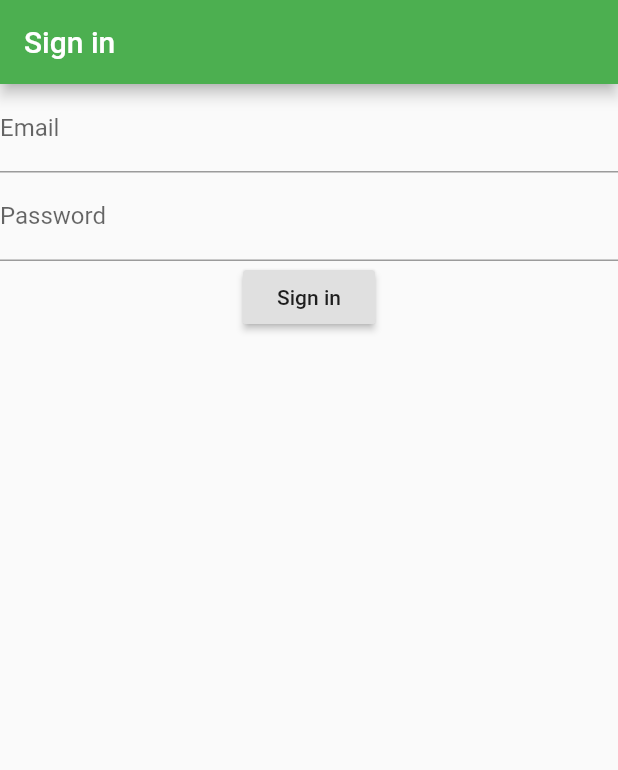
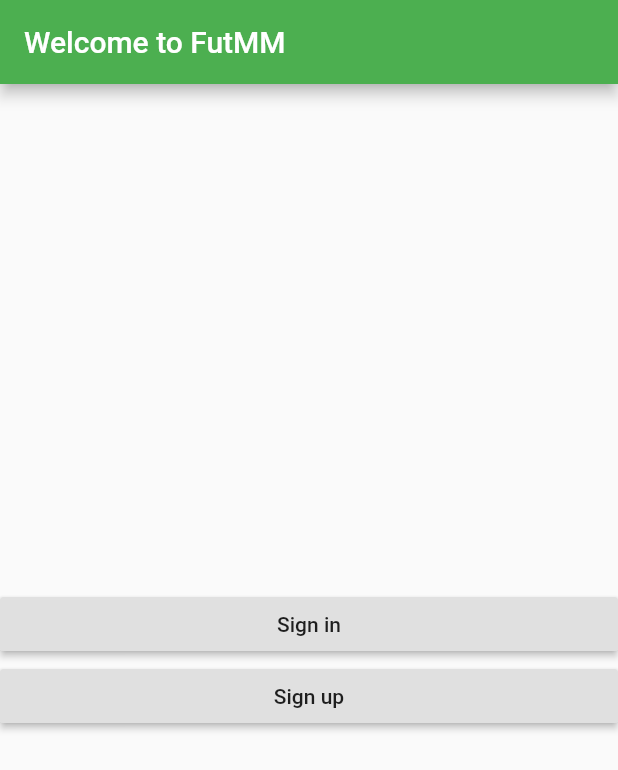
Before and after one commit to Fonseca2570/TEN, a Flutter app: the screen it shows after launch, on a phone screen of 412 x 824 dp. Shown: the top 770 px of the screen. Run offline on Flutter 3.47's test engine with Material 2 defaults, Android fonts, the phone set to English and light mode, and no system bars; our stand-ins replace firebase_auth; accounts and stored records are empty.

Commit message:
alteração 04-11

```diff
--- /dev/null
+++ b/futmm/lib/Pages/Setup/welcome.dart
@@ -0,0 +1,41 @@
+import 'package:flutter/material.dart';
+import 'package:futmm/Pages/Setup/signIn.dart';
+import 'package:futmm/Pages/Setup/sign_up.dart';
+
+class WelcomePage extends StatefulWidget {
+  @override
+  _WelcomePage createState() => _WelcomePage();
+}
+
+class _WelcomePage extends State<WelcomePage> {
+  @override
+  Widget build(BuildContext context) {
+    return Scaffold(
+      appBar: AppBar(
+        title: Text('Welcome to FutMM'),
+      ),
+      body: Column(
+        mainAxisAlignment: MainAxisAlignment.center,
+        crossAxisAlignment: CrossAxisAlignment.stretch,
+        children: <Widget>[
+          RaisedButton(
+            onPressed: navigateToSignIn,
+            child: Text('Sign in'),
+          ),
+          RaisedButton(
+            onPressed: navigateToSignUp,
+            child: Text('Sign up'),
+          ),
+        ],
+      ),
+    );
+  }
+
+  void navigateToSignIn(){
+    Navigator.push(context, MaterialPageRoute(builder: (context) => LoginPage(), fullscreenDialog: true));
+  }
+
+  void navigateToSignUp(){
+    Navigator.push(context, MaterialPageRoute(builder: (context) => SignUpPage(), fullscreenDialog: true));
+  }
+}
--- a/futmm/lib/main.dart
+++ b/futmm/lib/main.dart
@@ -1,5 +1,5 @@
 import 'package:flutter/material.dart';
-import 'package:futmm/Setup/signIn.dart';
+import 'package:futmm/Pages/Setup/welcome.dart';
 
 void main() => runApp(MyApp());
 
@@ -12,7 +12,7 @@ class MyApp extends StatelessWidget {
       theme: ThemeData(
         primarySwatch: Colors.green,
       ),
-      home: LoginPage(),
+      home: WelcomePage(),
     );
   }
 }
```
Also changed, not shown: futmm/lib/Pages/Setup/sign_up.dart (added, +72 -0 lines), futmm/lib/Pages/Setup/signIn.dart (renamed from futmm/lib/Setup/signIn.dart).
